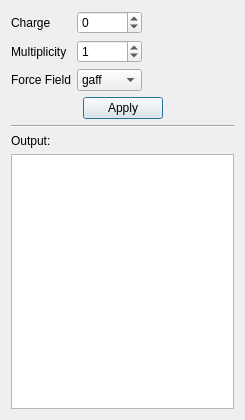
Before: the Qt Designer form src/Amber/ParametrizeMoleculeDialog.ui in nutjunkie/IQmol3, drawn with Qt 5.
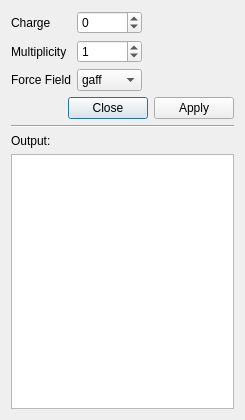
After: the same form once the commit is applied.

Commit message: Update Parametrize dialog

Diff of the .ui file:
```diff
--- a/src/Amber/ParametrizeMoleculeDialog.ui
+++ b/src/Amber/ParametrizeMoleculeDialog.ui
@@ -116,10 +116,10 @@
       <enum>Qt::Horizontal</enum>
      </property>
      <property name="standardButtons">
-      <set>QDialogButtonBox::Apply</set>
+      <set>QDialogButtonBox::Apply|QDialogButtonBox::Close</set>
      </property>
      <property name="centerButtons">
-      <bool>true</bool>
+      <bool>false</bool>
      </property>
     </widget>
    </item>
```
The commit also changes 1 other file.
